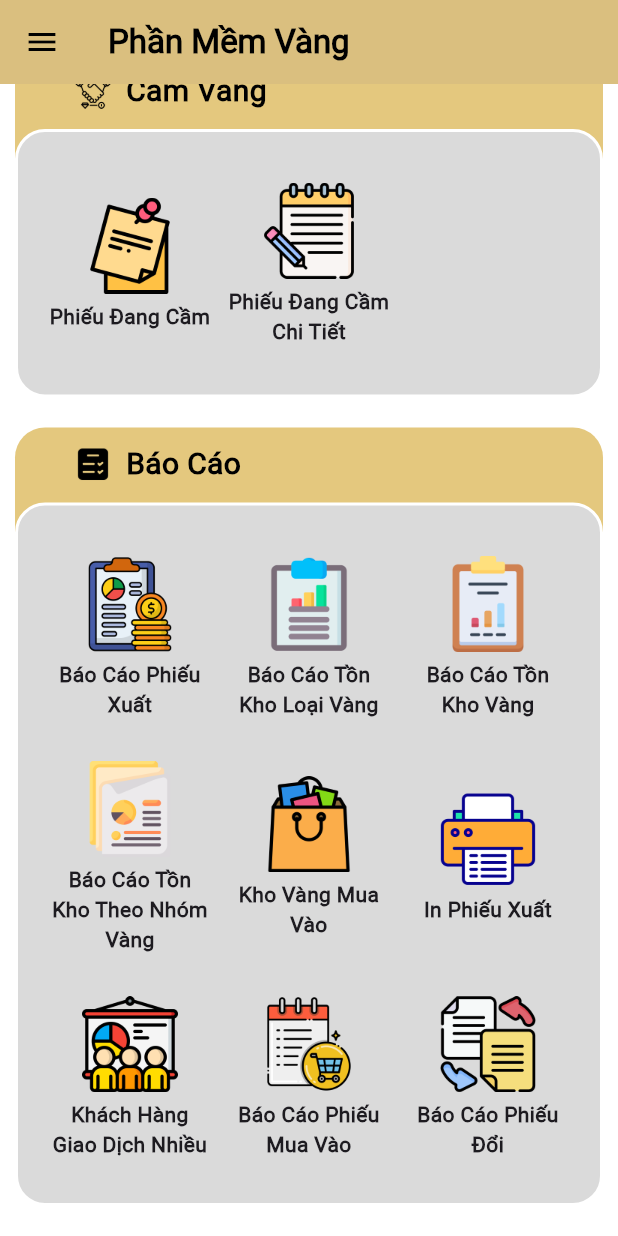
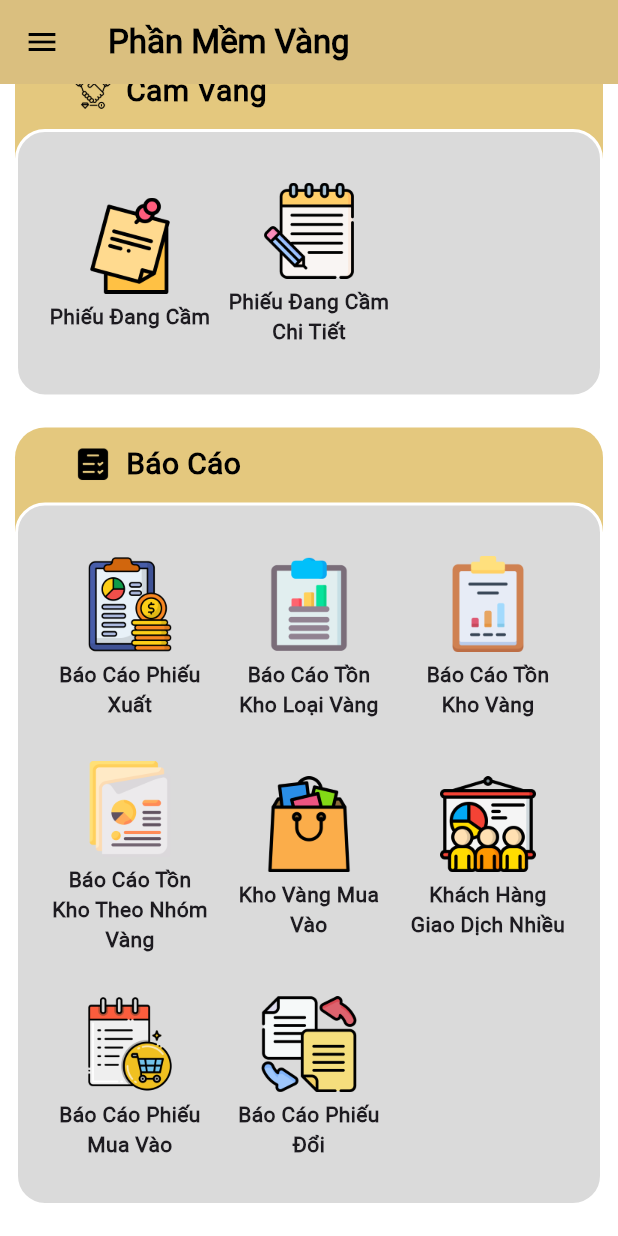
Before and after one commit to GiaBao0510/QLTV_DD, a Flutter app: the HomeScreen screen opened directly, scrolled down 1051 dp, on a phone screen of 412 x 824 dp. Run offline on Flutter 3.47's test engine with Material 3 defaults, Android fonts, the phone set to English and light mode, and no system bars; our stand-ins replace fl_chart, google_fonts, lottie, pdf, permission_handler, printing and 2 more; missing offline and left inert: excel, number_to_vietnamese_words, session_manager; accounts and stored records are empty; network calls fail.

Commit message:
update ui tt

```diff
--- a/app_qltv/lib/FrontEnd/ui/danh_muc/BaoCao/BaoCao_TopKhachHang.dart
+++ b/app_qltv/lib/FrontEnd/ui/danh_muc/BaoCao/BaoCao_TopKhachHang.dart
@@ -7,7 +7,7 @@ import 'package:provider/provider.dart';
 import 'package:app_qltv/FrontEnd/ui/components/search_bar.dart';
 
 class BaoCaoTopKhachHangScreen extends StatefulWidget {
-  static const routeName = "/baocaophieudoi";
+  static const routeName = "/topkhachhang";
 
   const BaoCaoTopKhachHangScreen({Key? key}) : super(key: key);
 
--- a/app_qltv/lib/FrontEnd/ui/home/home.dart
+++ b/app_qltv/lib/FrontEnd/ui/home/home.dart
@@ -111,15 +111,15 @@ class _HomeScreenState extends State<HomeScreen> {
         'text': 'Kho Vàng Mua Vào',
         'routeName': '/KhoVangMuaVao'
       },
-      {
-        'image': 'assets/images/paper.png',
-        'text': 'In Phiếu Xuất',
-        'routeName': '/loaivang'
-      },
+      // {
+      //   'image': 'assets/images/paper.png',
+      //   'text': 'In Phiếu Xuất',
+      //   'routeName': '/loaivang'
+      // },
       {
         'image': 'assets/images/presentation.png',
         'text': 'Khách Hàng Giao Dịch Nhiều',
-        'routeName': '/loaivang'
+        'routeName': '/topkhachhang'
       },
       {
         'image': 'assets/images/shopping-list.png',
--- a/app_qltv/lib/FrontEnd/ui/routes.dart
+++ b/app_qltv/lib/FrontEnd/ui/routes.dart
@@ -5,6 +5,7 @@ import 'package:app_qltv/FrontEnd/ui/danh_muc/BaoCao/BaoCao_PhieuDoi.dart';
 
 import 'package:app_qltv/FrontEnd/ui/danh_muc/BaoCao/BaoCao_TonKhoNhomVang.dart';
 import 'package:app_qltv/FrontEnd/ui/danh_muc/BaoCao/BaoCao_TonKhoVang.dart';
+import 'package:app_qltv/FrontEnd/ui/danh_muc/BaoCao/BaoCao_TopKhachHang.dart';
 import 'package:app_qltv/FrontEnd/ui/danh_muc/dvi/components/them_dvi.dart';
 import 'package:app_qltv/FrontEnd/ui/danh_muc/dvi/dvi.dart';
 import 'package:app_qltv/FrontEnd/ui/danh_muc/hang_hoa/hang_hoa.dart';
@@ -55,4 +56,5 @@ final Map<String, WidgetBuilder> routes = {
   KhoVangMuaVaoScreen.routeName: (ctx) => KhoVangMuaVaoScreen(),
   TestPage.routeName: (ctx) => TestPage(),
   ThemHoaDon_nhap.routerName: (ctx) => ThemHoaDon_nhap(),
+  BaoCaoTopKhachHangScreen.routeName: (ctx) => BaoCaoTopKhachHangScreen(),
 };
```
Also changed, not shown: app_qltv/lib/FrontEnd/ui/hethonng/nhom/chi_tiet_nhompage.dart (+26 -4 lines).
